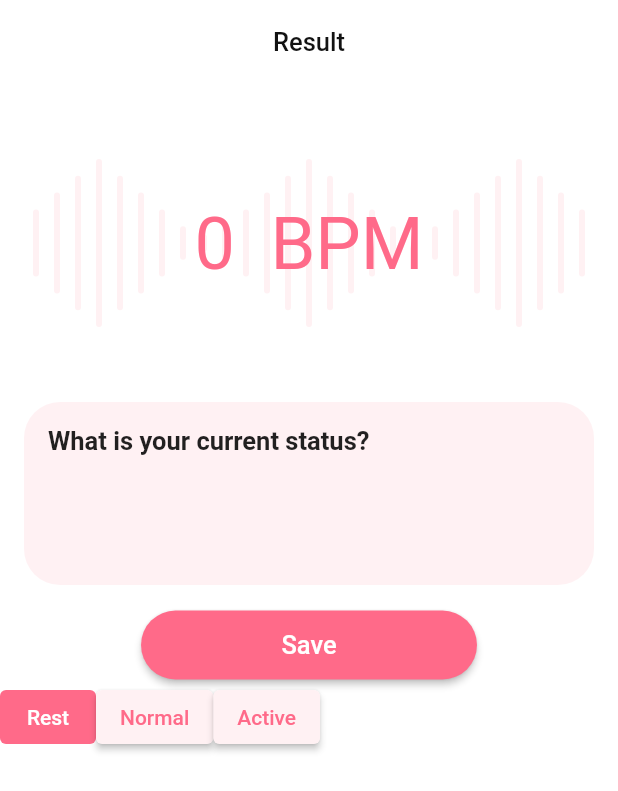
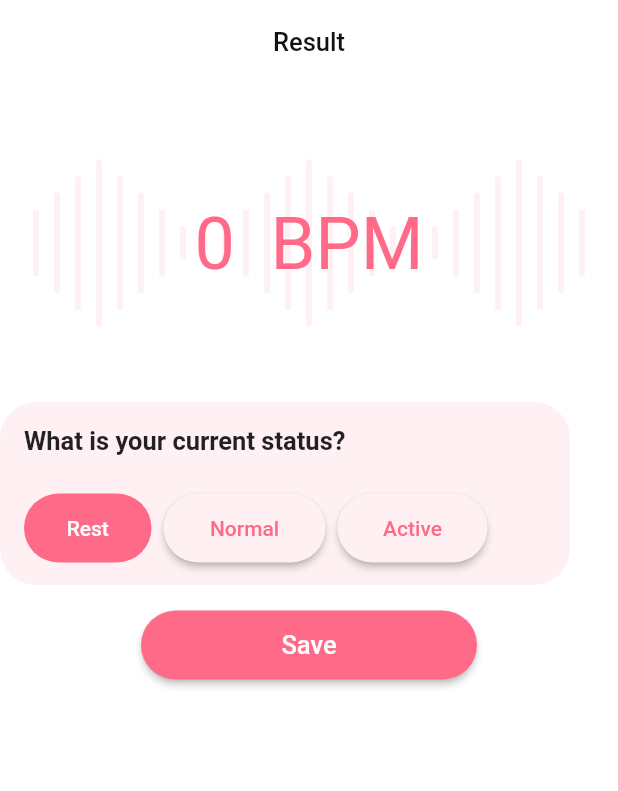
Before and after one commit to mb1shka/pulsometer, a Flutter app: the ResultScreen screen opened directly with empty values, after a tap on "Rest", on a phone screen of 412 x 824 dp. Shown: the top 791 px of the screen. Run offline on Flutter 3.47's test engine with Material 2 defaults, Android fonts, the phone set to English and light mode, and no system bars; our stand-ins replace flutter_svg, shared_preferences, sqflite; missing offline and left inert: heart_bpm; accounts and stored records are empty.

Commit message:
statusin result

```diff
--- a/lib/presentation/pages_and_screens/result_screen.dart
+++ b/lib/presentation/pages_and_screens/result_screen.dart
@@ -28,7 +28,7 @@ class ResultScreen extends StatefulWidget {
 class _ResultScreenState extends State<ResultScreen> {
   //final Measurement _currentMeasurement;
   final String comment = " ";
-  final Status status = Status.Normal;
+  Status status = Status.Normal;
   final DateTime dateTime = DateTime.now();
   late final int BPM;
 
@@ -122,7 +122,127 @@ class _ResultScreenState extends State<ResultScreen> {
                           ),
                         ),
                       ),
-
+                      Padding(
+                        padding: const EdgeInsets.only(top: 60),
+                        child: Row(
+                          children: [
+                            Padding(
+                              padding: const EdgeInsets.fromLTRB(16, 0, 8, 0),
+                              child: ElevatedButton(
+                                onPressed: _isRestDisable
+                                    ? null
+                                    : () => setState(() {
+                                  _isRestDisable = true;
+                                  _isNormalDisable = false;
+                                  _isActiveDisable = false;
+                                  status = Status.Rest;
+                                }),
+                                child: Text('Rest'),
+                                style: ButtonStyle(
+                                    backgroundColor: MaterialStateProperty.resolveWith<Color>(
+                                          (Set<MaterialState> states) {
+                                        if (states.contains(MaterialState.disabled))
+                                          return Color.fromRGBO(255, 106, 137, 1);
+                                        return Color.fromRGBO(255, 241, 243, 1);
+                                      },
+                                    ),
+                                    fixedSize: MaterialStateProperty.resolveWith<Size>(
+                                          (states) => Size(85, 46),
+                                    ),
+                                    foregroundColor: MaterialStateProperty.resolveWith<Color>(
+                                            (Set<MaterialState> states) {
+                                          if (states.contains(MaterialState.disabled))
+                                            return Color.fromRGBO(255, 255, 255, 1);
+                                          return Color.fromRGBO(255, 106, 137, 1);
+                                        }),
+                                    shape: MaterialStateProperty.resolveWith<
+                                        RoundedRectangleBorder>((Set<MaterialState> states) {
+                                      return RoundedRectangleBorder(
+                                        borderRadius: BorderRadius.circular(24.0),
+                                      );
+                                    })
+                                ),
+                              ),
+                            ),
+                            Padding(
+                              padding: const EdgeInsets.fromLTRB(0, 0, 8, 0),
+                              child: ElevatedButton(
+                                onPressed: _isNormalDisable
+                                    ? null
+                                    : () => setState(() {
+                                  _isRestDisable = false;
+                                  _isNormalDisable = true;
+                                  _isActiveDisable = false;
+                                  status = Status.Normal;
+                                }),
+                                child: Text('Normal'),
+                                style: ButtonStyle(
+                                    backgroundColor: MaterialStateProperty.resolveWith<Color>(
+                                          (Set<MaterialState> states) {
+                                        if (states.contains(MaterialState.disabled))
+                                          return Color.fromRGBO(255, 106, 137, 1);
+                                        return Color.fromRGBO(255, 241, 243, 1);
+                                      },
+                                    ),
+                                    fixedSize: MaterialStateProperty.resolveWith<Size>(
+                                          (states) => Size(108, 46),
+                                    ),
+                                    foregroundColor: MaterialStateProperty.resolveWith<Color>(
+                                            (Set<MaterialState> states) {
+                                          if (states.contains(MaterialState.disabled))
+                                            return Color.fromRGBO(255, 255, 255, 1);
+                                          return Color.fromRGBO(255, 106, 137, 1);
+                                        }),
+                                    shape: MaterialStateProperty.resolveWith<
+                                        RoundedRectangleBorder>((Set<MaterialState> states) {
+                                      return RoundedRectangleBorder(
+                                        borderRadius: BorderRadius.circular(24.0),
+                                      );
+                                    })
+                                ),
+                              ),
+                            ),
+                            Padding(
+                              padding: const EdgeInsets.fromLTRB(0, 0, 8, 0),
+                              child: ElevatedButton(
+                                onPressed: _isActiveDisable
+                                    ? null
+                                    : () => setState(() {
+                                  _isRestDisable = false;
+                                  _isNormalDisable = false;
+                                  _isActiveDisable = true;
+                                  status = Status.Active;
+                                }),
+                                child: Text('Active'),
+                                style: ButtonStyle(
+                                    backgroundColor: MaterialStateProperty.resolveWith<Color>(
+                                          (Set<MaterialState> states) {
+                                        if (states.contains(MaterialState.disabled))
+                                          return Color.fromRGBO(255, 106, 137, 1);
+                                        return Color.fromRGBO(255, 241, 243, 1);
+                                      },
+                                    ),
+                                    fixedSize: MaterialStateProperty.resolveWith<Size>(
+                                          (states) => Size(100, 46),
+                                    ),
+                                    foregroundColor: MaterialStateProperty.resolveWith<Color>(
+                                            (Set<MaterialState> states) {
+                                          if (states.contains(MaterialState.disabled))
+                                            return Color.fromRGBO(255, 255, 255, 1);
+                                          return Color.fromRGBO(255, 106, 137, 1);
+                                        }),
+                                    shape: MaterialStateProperty.resolveWith<
+                                        RoundedRectangleBorder>((Set<MaterialState> states) {
+                                      return RoundedRectangleBorder(
+                                        borderRadius: BorderRadius.circular(24.0),
+                                      );
+                                    })
+                                ),
+                              ),
+                            ),
+                          ],
+                        ),
+                      ),
                     ],
                   ),
                 //),
@@ -156,86 +276,6 @@ class _ResultScreenState extends State<ResultScreen> {
                 },
               ),
             ),
-
-            Row(
-              children: [
-                ElevatedButton(
-                    onPressed: _isRestDisable
-                    ? null
-                    : () => setState(() {
-                      _isRestDisable = true;
-                      _isNormalDisable = false;
-                      _isActiveDisable = false;
-                    }),
-                    child: Text('Rest'),
-                  style: ButtonStyle(
-                    backgroundColor: MaterialStateProperty.resolveWith<Color>(
-                          (Set<MaterialState> states) {
-                        if (states.contains(MaterialState.disabled))
-                          return Color.fromRGBO(255, 106, 137, 1);
-                        return Color.fromRGBO(255, 241, 243, 1);
-                      },
-                    ),
-                    foregroundColor: MaterialStateProperty.resolveWith<Color>(
-                            (Set<MaterialState> states) {
-                           if (states.contains(MaterialState.disabled))
-                             return Color.fromRGBO(255, 255, 255, 1);
-                          return Color.fromRGBO(255, 106, 137, 1);
-                        }),
-                  ),
-                ),
-                ElevatedButton(
-                  onPressed: _isNormalDisable
-                      ? null
-                      : () => setState(() {
-                        _isRestDisable = false;
-                        _isNormalDisable = true;
-                        _isActiveDisable = false;
-                  }),
-                  child: Text('Normal'),
-                  style: ButtonStyle(
-                    backgroundColor: MaterialStateProperty.resolveWith<Color>(
-                          (Set<MaterialState> states) {
-                        if (states.contains(MaterialState.disabled))
-                          return Color.fromRGBO(255, 106, 137, 1);
-                        return Color.fromRGBO(255, 241, 243, 1);
-                      },
-                    ),
-                    foregroundColor: MaterialStateProperty.resolveWith<Color>(
-                            (Set<MaterialState> states) {
-                           if (states.contains(MaterialState.disabled))
-                             return Color.fromRGBO(255, 255, 255, 1);
-                          return Color.fromRGBO(255, 106, 137, 1);
-                        }),
-                  ),
-                ),
-                ElevatedButton(
-                  onPressed: _isActiveDisable
-                      ? null
-                      : () => setState(() {
-                        _isRestDisable = false;
-                        _isNormalDisable = false;
-                        _isActiveDisable = true;
-                  }),
-                  child: Text('Active'),
-                  style: ButtonStyle(
-                    backgroundColor: MaterialStateProperty.resolveWith<Color>(
-                          (Set<MaterialState> states) {
-                        if (states.contains(MaterialState.disabled))
-                          return Color.fromRGBO(255, 106, 137, 1);
-                        return Color.fromRGBO(255, 241, 243, 1);
-                      },
-                    ),
-                    foregroundColor: MaterialStateProperty.resolveWith<Color>(
-                            (Set<MaterialState> states) {
-                           if (states.contains(MaterialState.disabled))
-                             return Color.fromRGBO(255, 255, 255, 1);
-                          return Color.fromRGBO(255, 106, 137, 1);
-                        }),
-                  ),
-                ),
-              ],
-            ),
           ],
         ),
       ),
```
